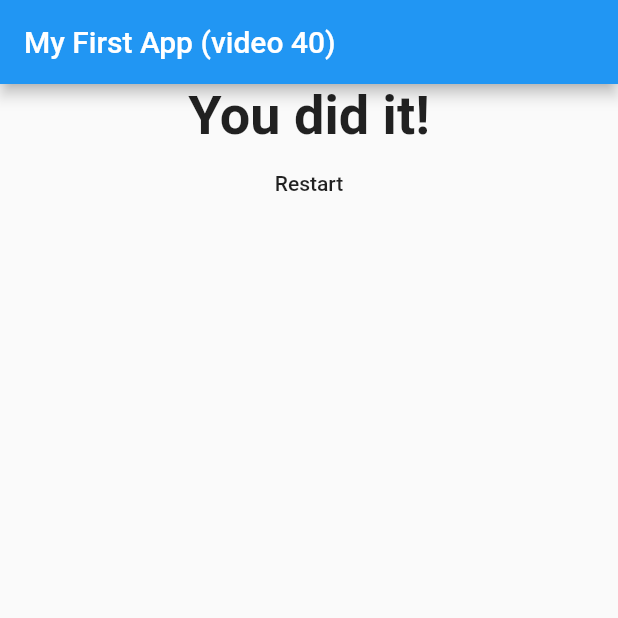
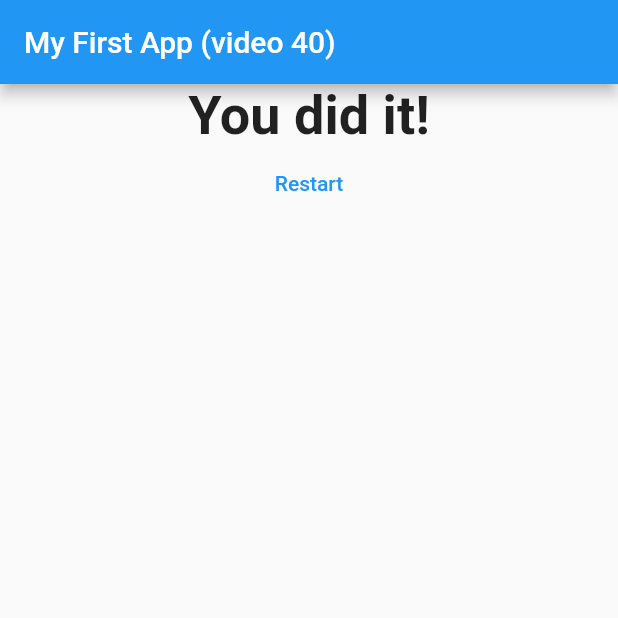
Before and after one commit to jahirraihan22/quize-app, a Flutter app: the screen it shows after launch, after a tap on "Black", after a tap on "Cat", after a tap on "Chittagong", on a phone screen of 412 x 824 dp, the top half of it. Run offline on Flutter 3.47's test engine with Material 2 defaults, Android fonts, the phone set to English and light mode, and no system bars.

Commit message:
git update

```diff
--- a/lib/answer.dart
+++ b/lib/answer.dart
@@ -14,9 +14,7 @@ class Answer extends StatelessWidget {
     return Container(
       width: double.infinity,
       margin: EdgeInsets.all(10),
-      child: RaisedButton(
-        color: Colors.blue,
-        textColor: Colors.white,
+      child: ElevatedButton(
         child: Text(answerText),
         onPressed: () => {selectHandler()},
       ),
--- a/lib/result.dart
+++ b/lib/result.dart
@@ -24,7 +24,7 @@ class Result extends StatelessWidget {
             fontWeight: FontWeight.bold,
           ),
         ),
-        FlatButton(
+        TextButton(
           child: Text('Restart'),
           onPressed: resetHandler,
         ),
```
Also changed, not shown: pubspec.lock, 1 other file.
